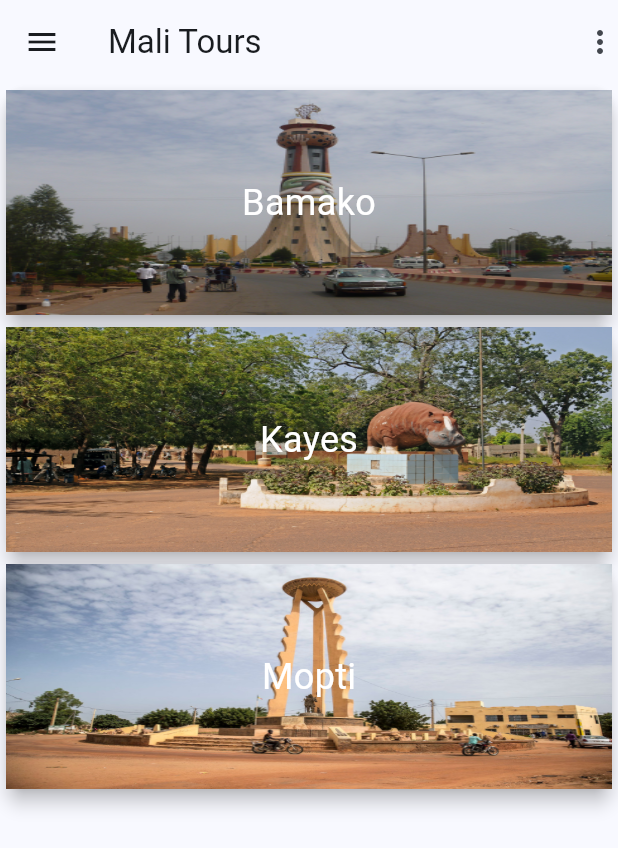
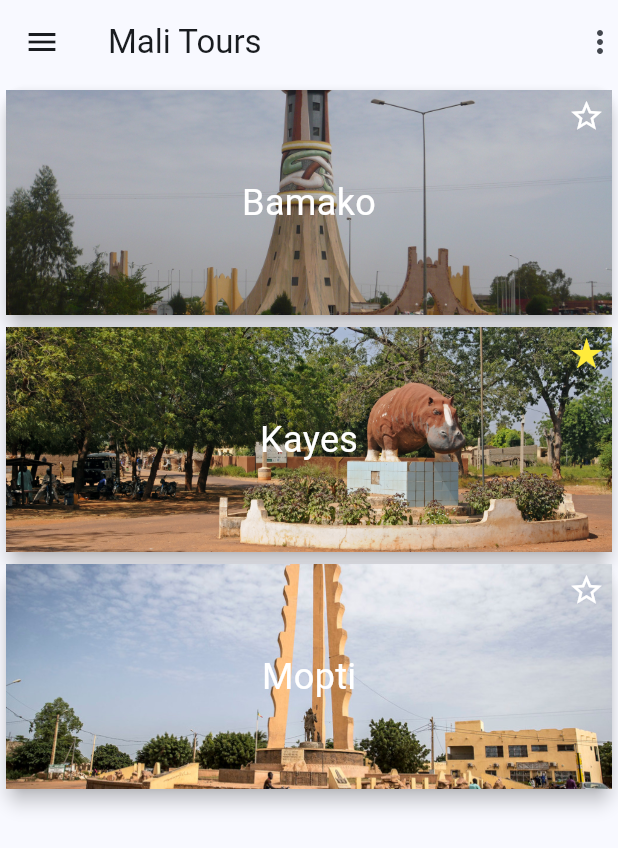
Before and after one commit to lifpro/malitours, a Flutter app: the screen it shows after launch, on a phone screen of 412 x 824 dp. Shown: the top 848 px of the screen. Run offline on Flutter 3.47's test engine with Material 3 defaults, Android fonts, the phone set to English and light mode, and no system bars.

Commit message:
Statelesse & Stateful

```diff
--- a/lib/main.dart
+++ b/lib/main.dart
@@ -1,4 +1,5 @@
 import 'package:flutter/material.dart';
+import 'package:malitours/view/home/home_view.dart';
 
 void main() {
   runApp(const MaliTours());
@@ -15,99 +16,7 @@ class MaliTours extends StatelessWidget {
       theme: ThemeData(
         colorScheme: ColorScheme.fromSeed(seedColor: Colors.blue),
       ),
-        home: Scaffold(
-          appBar: AppBar(
-            // leading: const Padding(
-            //   padding: EdgeInsets.fromLTRB(10, 10, 0, 0),
-            //   child: FaIcon(FontAwesomeIcons.layerGroup),
-            // ),
-            title: const Text('Mali Tours'),
-            actions: const [
-              Icon(Icons.more_vert),
-            ],
-          ),
-          drawer: Container(),
-          body: Column(
-            crossAxisAlignment: CrossAxisAlignment.stretch,
-            children: [
-              Card(
-                elevation: 5,
-                child: Container(
-                  height: 150,
-                  color: Colors.green,
-                  child: Stack(
-                    fit: StackFit.expand,
-                    children: [
-                      Image.asset(
-                        'assets/images/bamako.jpeg',
-                        fit: BoxFit.fill,
-                      ),
-                      const Center(
-                        child: Text(
-                          'Bamako',
-                          style: TextStyle(
-                            color: Colors.white,
-                            fontSize: 24,
-                          ),
-                        ),
-                      )
-                    ],
-                  ),
-                ),
-              ),
-              Card(
-                elevation: 5,
-                child: Container(
-                  height: 150,
-                  color: Colors.green,
-                  child: Stack(
-                    fit: StackFit.expand,
-                    children: [
-                      Image.asset(
-                        'assets/images/kayes.jpeg',
-                        fit: BoxFit.fill,
-                      ),
-                      const Center(
-                        child: Text(
-                          'Kayes',
-                          style: TextStyle(
-                            color: Colors.white,
-                            fontSize: 24,
-                          ),
-                        ),
-                      )
-                    ],
-                  ),
-                ),
-              ),
-              Card(
-                elevation: 5,
-                child: Container(
-                  height: 150,
-                  color: Colors.green,
-                  child: Stack(
-                    fit: StackFit.expand,
-                    children: [
-                      Image.asset(
-                        'assets/images/mopti.jpeg',
-                        fit: BoxFit.fill,
-                      ),
-                      const Center(
-                        child: Text(
-                          'Mopti',
-                          style: TextStyle(
-                            color: Colors.white,
-                            fontSize: 24,
-                          ),
-                        ),
-                      )
-                    ],
-                  ),
-                ),
-              ),
-            ],
-          ),
-        ) //const MyHomePage(title: 'Flutter Demo Home Page'),
+      home: HomeView(),
     );
   }
 }
--- /dev/null
+++ b/lib/view/home/home_view.dart
@@ -0,0 +1,67 @@
+import 'package:flutter/material.dart';
+import 'package:malitours/view/home/widgets/home_card.dart';
+
+class HomeView extends StatefulWidget {
+  const HomeView({super.key});
+
+  @override
+  State<HomeView> createState() => _HomeViewState();
+}
+
+class _HomeViewState extends State<HomeView> {
+  List villes = [
+    {'name': 'Bamako', 'image': 'assets/images/bamako.jpeg', 'checked': false},
+    {'name': 'Kayes', 'image': 'assets/images/kayes.jpeg', 'checked': true},
+    {'name': 'Mopti', 'image': 'assets/images/mopti.jpeg', 'checked': false},
+  ];
+  checkFavori(v) {
+    setState(() {
+      var index = villes.indexOf(v);
+
+      villes[index]['checked'] = !villes[index]['checked'];
+    });
+  }
+
+  @override
+  Widget build(BuildContext context) {
+    return Scaffold(
+      appBar: AppBar(
+        // leading: const Padding(
+        //   padding: EdgeInsets.fromLTRB(10, 10, 0, 0),
+        //   child: FaIcon(FontAwesomeIcons.layerGroup),
+        // ),
+        title: InkWell(
+          highlightColor: Colors.red,
+          splashColor: Colors.green,
+          radius: 50,
+          child: const Text('Mali Tours'),
+          onTap: () => print('Salut'),
+        ),
+        actions: const [
+          Icon(Icons.more_vert),
+        ],
+      ),
+      drawer: Container(),
+      body: Column(
+        crossAxisAlignment: CrossAxisAlignment.stretch,
+        children: [
+          for (var v in villes)
+            HomeCard(
+              name: v['name'],
+              image: v['image'],
+              checked: v['checked'],
+              toggleFavorie: () => checkFavori(v),
+            )
+        ],
+        // children: villes
+        //     .map((v) => HomeCard(
+        //           name: v['name'],
+        //           image: v['image'],
+        //           checked: v['checked'],
+        //           toggleFavorie: () => checkFavori(v),
+        //         ))
+        //     .toList(),
+      ),
+    );
+  }
+}
--- /dev/null
+++ b/lib/view/home/widgets/home_card.dart
@@ -0,0 +1,61 @@
+import 'package:flutter/material.dart';
+
+class HomeCard extends StatelessWidget {
+  final String name;
+  final String image;
+  final bool checked;
+  final Function() toggleFavorie;
+  const HomeCard(
+      {super.key,
+      required this.name,
+      required this.image,
+      required this.checked,
+      required this.toggleFavorie});
+
+  @override
+  Widget build(BuildContext context) {
+    return Card(
+      elevation: 5,
+      child: Container(
+        height: 150,
+        child: Stack(
+          fit: StackFit.expand,
+          children: [
+            Ink.image(
+              image: AssetImage(
+                image,
+              ),
+              fit: BoxFit.cover,
+              child: InkWell(
+                onTap: toggleFavorie,
+              ),
+            ),
+            Center(
+              child: Text(
+                name,
+                style: const TextStyle(
+                  color: Colors.white,
+                  fontSize: 24,
+                ),
+              ),
+            ),
+            Container(
+              height: 20,
+              padding: const EdgeInsets.only(top: 5, right: 5),
+              alignment: Alignment.topRight,
+              child: checked
+                  ? const Icon(
+                      Icons.star_rate,
+                      color: Colors.yellow,
+                    )
+                  : const Icon(
+                      Icons.star_border,
+                      color: Colors.white,
+                    ),
+            ),
+          ],
+        ),
+      ),
+    );
+  }
+}
```
Lines whose indentation alone changed are shown as unchanged.
